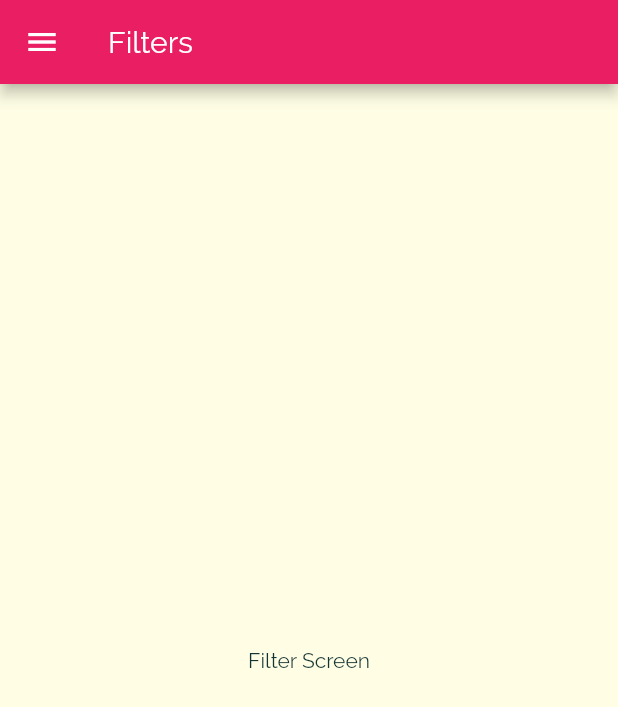
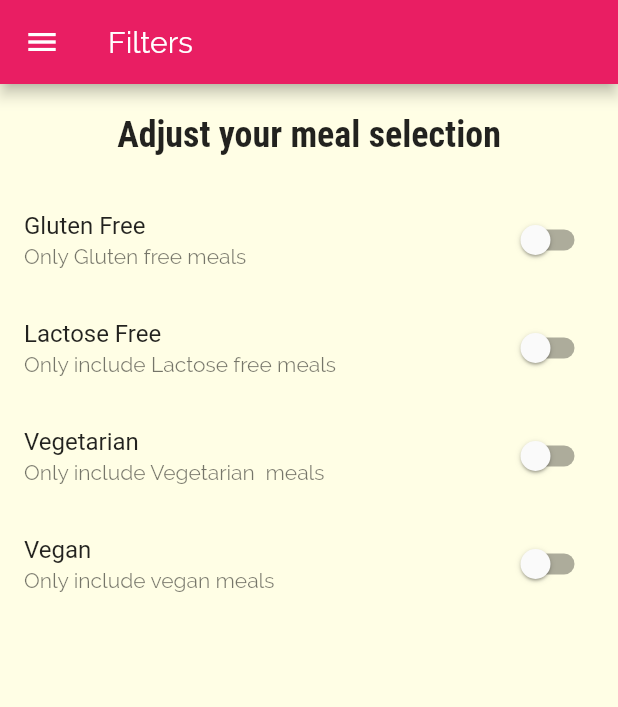
Before and after one commit to Elvis-1/meals_app, a Flutter app: the FiltersScreen screen opened by its route, on a phone screen of 412 x 824 dp. Shown: the top 707 px of the screen. Run offline on Flutter 3.47's test engine with Material 2 defaults, Android fonts, the phone set to English and light mode, and no system bars.

Commit message:
Updated filter screen

```diff
--- a/lib/screens/filter_screen.dart
+++ b/lib/screens/filter_screen.dart
@@ -1,9 +1,33 @@
 import 'package:flutter/material.dart';
 import '../widgets/main_drawer.dart';
 
-class FiltersScreen extends StatelessWidget {
+class FiltersScreen extends StatefulWidget {
   //const FilterScreen({Key? key}) : super(key: key);
 static const routeName ='/filters';
+
+  @override
+  _FiltersScreenState createState() => _FiltersScreenState();
+}
+
+class _FiltersScreenState extends State<FiltersScreen> {
+  bool _glutenFree = false;
+  bool _vegetarian = false;
+  bool _vegan = false;
+  bool _lactoseFree =false;
+
+  Widget _buildSwitchListTile(
+      String title,
+      String description,
+      bool currentValue,
+      Function updateValue){
+    return SwitchListTile(
+      title: Text(title),
+      value: currentValue,
+      subtitle: Text(description),
+      onChanged:(_){updateValue();} ,
+
+    );
+  }
   @override
   Widget build(BuildContext context) {
     return
@@ -12,8 +36,64 @@ static const routeName ='/filters';
           title: Text('Filters'),
         ),
         drawer: MainDrawer(),
-        body:  Center(
-          child: Text('Filter Screen'),
+        body:  Column(
+          children: [
+            Container(
+              padding: EdgeInsets.all(20),
+              child: Text('Adjust your meal selection',
+              style:  Theme.of(context).textTheme.title,),
+            ),
+            Expanded(
+                child: ListView(
+                  children: [
+                    SwitchListTile(
+                        title: Text('Gluten Free'),
+                        value:_glutenFree, onChanged:(newValue){
+                          setState(() {
+                            _glutenFree = newValue;
+                          });
+                    },
+                    subtitle: Text('Only Gluten free meals'),
+                    ),
+                    SwitchListTile(
+                      title: Text('Lactose Free'),
+                      value:_lactoseFree, onChanged:(newValue){
+                      setState(() {
+                        _lactoseFree = newValue;
+                      });
+                    },
+                      subtitle: Text('Only include Lactose free meals'),
+                    ),
+                    SwitchListTile(
+                      title: Text('Vegetarian'),
+                      value:_vegetarian, onChanged:(newValue){
+                      setState(() {
+                        _vegetarian = newValue;
+                      });
+                    },
+                      subtitle: Text('Only include Vegetarian  meals'),
+                    ),
+                    SwitchListTile(
+                      title: Text('Vegan'),
+                      value:_vegan, onChanged:(newValue){
+                      setState(() {
+                        _vegan = newValue;
+                      });
+                    },
+                      subtitle: Text('Only include vegan meals'),
+                    ),
+                    // _buildSwitchListTile(
+                    //     'Vegan', 'Only vegan free meals are included',
+                    //     _vegan,
+                    //         ( bool newValue){
+                    //       setState(() {
+                    //         _vegan = newValue;
+                    //       });
+                    //     }
+                    // ),
+                  ],
+                ),),
+          ],
         ),
       );
 
```
